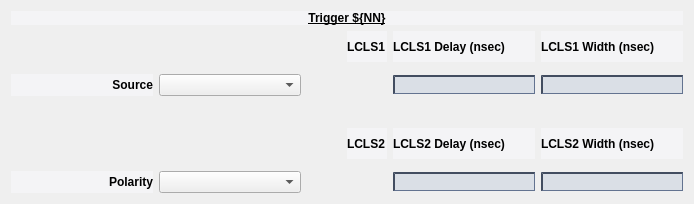
Before: the Qt Designer form tpr_trigger_screen.ui in cristinasewell/ATCA_PyDM_Screens, drawn with Qt 5.
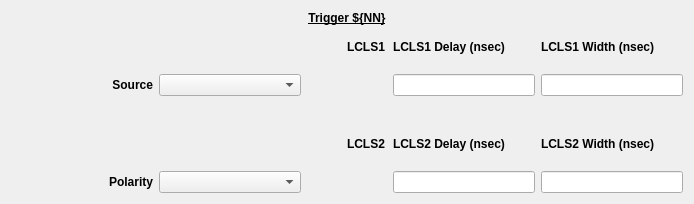
After: the same form once the commit is applied. Custom widgets are drawn as their Qt base class.

The edit to the form file:
```diff
--- a/tpr_trigger_screen.ui
+++ b/tpr_trigger_screen.ui
@@ -14,160 +14,7 @@
    <string>TPR Trigger Screen - ${DEVICE}</string>
   </property>
   <property name="styleSheet">
-   <string notr="true">/* Background color of popup-list.*/ 
-QComboBox QListView{
-    background-color:white;
-    border:1px solid gray;
-}
-/* Needed to complete the rule set. */
-QComboBox::item:alternate {
-    background: white;
-}
-/* Color of the selected list item. */
-QComboBox::item:selected {
-    border: 1px solid transparent;
-    background: #d1ede1;
-}
-/* Indicator will shine through the label text if you don't make it hidden. */
-QComboBox::indicator{
-    background-color:transparent;
-    selection-background-color:transparent;
-    color:transparent;
-    selection-color:transparent;
-}
-
-QFrame{
-  background-color: rgb(244,244,246)
-}
-
-QPushButton {
-    background-color: rgb(136,157,162);
-    border-color: rgb(212,228,233) rgb(50,88,100) rgb(50,88,100) rgb(212,228,233);
-    border-style: outset;
-    border-radius: 1px;
-    border-width: 2px; 
-    padding: 4px;
-}
-QPushButton:hover {
-   background-color: rgb(106,127,132);
-}
-QPushButton:pressed {
-    background-color: rgb(208,229,232);
-    border-style: inset;
-    border-width: 2px;
-	border-color: rgb(50,88,100) rgb(212,228,233) rgb(212,228,233) rgb(50,88,100);
-}
-QPushButton:checked{
-    background-color: rgb(208,229,232);
-    border-style: inset;
-    border-width: 2px;
-	border-color:  rgb(112,134,142) rgb(229,233,235) rgb(239,233,235) rgb(112,134,142);
-}
-QLineEdit {
-  background-color: rgb(218,223,230);
-  border-color: rgb(66,77,96);
-  border-style: inset;
-  border-width: 2px 1px 1px 2px;
-}
-QLineEdit:hover {
- background-color: rgb(198,203,210)
-}
-PyDMLabel {
-  background-color: rgb(189,197,205);
-}
-
- QTabWidget::pane {
-    border: 1px solid black;
-    background: white;
-}
-
-QTabWidget::tab-bar:top {
-    top: 1px;
-}
-
-QTabWidget::tab-bar:bottom {
-    bottom: 1px;
-}
-
-QTabWidget::tab-bar:left {
-    right: 1px;
-}
-
-QTabWidget::tab-bar:right {
-    left: 1px;
-}
-
-QTabBar::tab {
-    border: 1px solid black;
-}
-
-QTabBar::tab:selected {
-    background: rgb(220,229,236);
-}
-
-QTabBar::tab:!selected {
-    background: rgb(132,165,190);
-}
-
-QTabBar::tab:!selected:hover {
-    background: rgb(120,153,178);
-}
-
-QTabBar::tab:top:!selected {
-    margin-top: 3px;
-}
-
-QTabBar::tab:bottom:!selected {
-    margin-bottom: 3px;
-}
-
-QTabBar::tab:top, QTabBar::tab:bottom {
-    min-width: 6ex;
-    margin-right: -1px;
-    padding: 4px 8px 4px 8px;
-	border-radius: 2px;
-}
-
-QTabBar::tab:top:selected {
-    border-bottom-color: none;
-}
-
-QTabBar::tab:bottom:selected {
-    border-top-color: none;
-}
-
-QTabBar::tab:top:last, QTabBar::tab:bottom:last,
-QTabBar::tab:top:only-one, QTabBar::tab:bottom:only-one {
-    margin-right: 0;
-}
-
-QTabBar::tab:left:!selected {
-    margin-right: 3px;
-}
-
-QTabBar::tab:right:!selected {
-    margin-left: 3px;
-}
-
-QTabBar::tab:left, QTabBar::tab:right {
-    min-height: 6ex;
-    margin-bottom: -1px;
-    padding: 8px 5px 8px 5px;
-	border-radius: 2px;
-}
-
-QTabBar::tab:left:selected {
-    border-left-color: none;
-}
-
-QTabBar::tab:right:selected {
-    border-right-color: none;
-}
-
-QTabBar::tab:left:last, QTabBar::tab:right:last,
-QTabBar::tab:left:only-one, QTabBar::tab:right:only-one {
-    margin-bottom: 0;
-}</string>
+   <string notr="true"/>
   </property>
   <layout class="QVBoxLayout" name="verticalLayout">
    <item>
```
